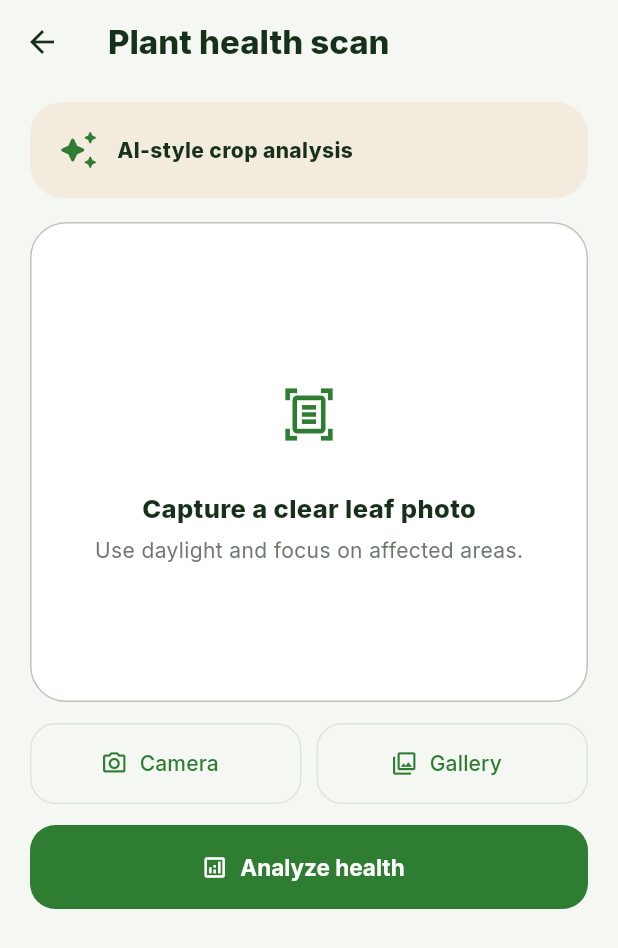
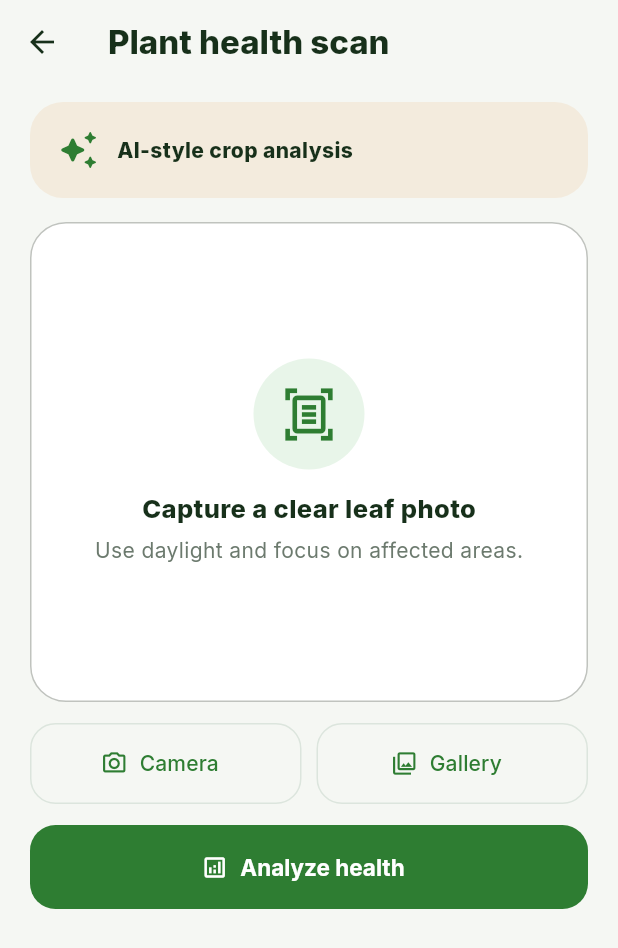
Before and after one commit to Jatinkanara21/Agrismart, a Flutter app: the DiseaseDetectionScreen screen opened directly, on a phone screen of 412 x 824 dp. Shown: the top 948 px of the screen. Run offline on Flutter 3.47's test engine with Material 3 defaults, Android fonts, the phone set to English and light mode, and no system bars; our stand-ins replace fl_chart, google_fonts, image_picker.

Commit message:
fix: add missing mint color token

```diff
--- a/lib/core/constants/app_colors.dart
+++ b/lib/core/constants/app_colors.dart
@@ -8,6 +8,7 @@ abstract final class AppColors {
   static const accent = Color(0xFFFFB300);
   static const background = Color(0xFFF5F7F3);
   static const surface = Colors.white;
+  static const mint = Color(0xFFE8F5E9);
   static const beige = Color(0xFFF3EBDD);
   static const error = Color(0xFFD32F2F);
   static const warning = Color(0xFFF9A825);
```
